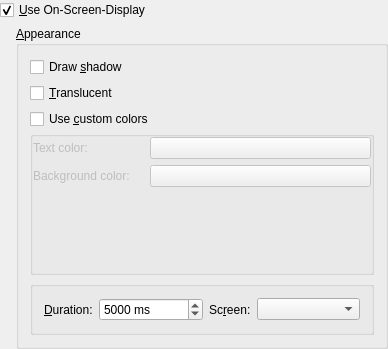
The window that src/configdialog/dialogs/OsdConfig.ui (KDE/amarok) describes before a commit, drawn with Qt 5.
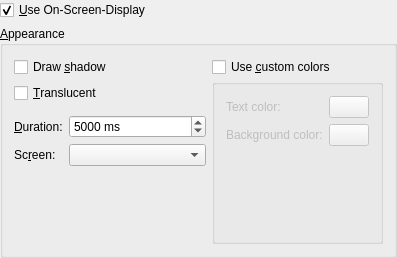
The same window after the commit. Custom widgets are drawn as their Qt base class.

Commit message: Rearrange widgets, when OSD is disabled also disable groupbox

What changed in the file:
```diff
--- a/src/configdialog/dialogs/OsdConfig.ui
+++ b/src/configdialog/dialogs/OsdConfig.ui
@@ -5,15 +5,15 @@
    <rect>
     <x>0</x>
     <y>0</y>
-    <width>388</width>
-    <height>349</height>
+    <width>397</width>
+    <height>258</height>
    </rect>
   </property>
-  <layout class="QVBoxLayout" >
+  <layout class="QGridLayout" name="gridLayout_2" >
    <property name="margin" >
     <number>0</number>
    </property>
-   <item>
+   <item row="0" column="0" >
     <widget class="QCheckBox" name="kcfg_OsdEnabled" >
      <property name="toolTip" >
       <string>Check to enable the On-Screen-Display. &lt;br>The OSD briefly displays track data when a new track is played.</string>
@@ -29,45 +29,20 @@
      </property>
     </widget>
    </item>
-   <item>
-    <layout class="QHBoxLayout" >
-     <item>
-      <spacer>
-       <property name="orientation" >
-        <enum>Qt::Vertical</enum>
-       </property>
-       <property name="sizeType" >
-        <enum>QSizePolicy::Expanding</enum>
-       </property>
-       <property name="sizeHint" stdset="0" >
-        <size>
-         <width>16</width>
-         <height>20</height>
-        </size>
-       </property>
-      </spacer>
-     </item>
-     <item>
+   <item row="1" column="0" >
       <widget class="QGroupBox" name="mainBox" >
        <property name="title" >
         <string>&amp;Appearance</string>
        </property>
-       <layout class="QVBoxLayout" >
-        <item>
+     <layout class="QGridLayout" name="gridLayout" >
+      <item row="0" column="0" colspan="2" >
          <widget class="QCheckBox" name="kcfg_OsdDrawShadow" >
           <property name="text" >
            <string>Draw &amp;shadow</string>
           </property>
          </widget>
         </item>
-        <item>
-         <widget class="QCheckBox" name="kcfg_OsdUseTranslucency" >
-          <property name="text" >
-           <string>&amp;Translucent</string>
-          </property>
-         </widget>
-        </item>
-        <item>
+      <item rowspan="9" row="0" column="2" >
          <layout class="QVBoxLayout" >
           <property name="spacing" >
            <number>2</number>
@@ -98,10 +73,52 @@
               <property name="flat" >
                <bool>false</bool>
               </property>
-              <layout class="QGridLayout" >
-               <property name="margin" >
-                <number>0</number>
+            <layout class="QGridLayout" name="gridLayout_3" >
+             <item row="0" column="0" >
+              <widget class="QLabel" name="textLabel2" >
+               <property name="sizePolicy" >
+                <sizepolicy vsizetype="Preferred" hsizetype="Preferred" >
+                 <horstretch>1</horstretch>
+                 <verstretch>0</verstretch>
+                </sizepolicy>
                </property>
+               <property name="whatsThis" >
+                <string>The color of the OSD text.</string>
+               </property>
+               <property name="text" >
+                <string>Text color:</string>
+               </property>
+               <property name="wordWrap" >
+                <bool>false</bool>
+               </property>
+              </widget>
+             </item>
+             <item row="0" column="1" >
+              <widget class="KColorButton" name="kcfg_OsdTextColor" >
+               <property name="sizePolicy" >
+                <sizepolicy vsizetype="Fixed" hsizetype="Preferred" >
+                 <horstretch>2</horstretch>
+                 <verstretch>0</verstretch>
+                </sizepolicy>
+               </property>
+               <property name="toolTip" >
+                <string>Click to select the color of the OSD text.</string>
+               </property>
+               <property name="whatsThis" >
+                <string>The color of the OSD text.</string>
+               </property>
+               <property name="text" >
+                <string/>
+               </property>
+               <property name="color" >
+                <color>
+                 <red>255</red>
+                 <green>0</green>
+                 <blue>0</blue>
+                </color>
+               </property>
+              </widget>
+             </item>
                <item row="1" column="0" >
                 <widget class="QLabel" name="textLabel2_2" >
                  <property name="sizePolicy" >
@@ -124,32 +141,6 @@
                  </property>
                 </widget>
                </item>
-               <item row="0" column="1" >
-                <widget class="KColorButton" name="kcfg_OsdTextColor" >
-                 <property name="sizePolicy" >
-                  <sizepolicy vsizetype="Fixed" hsizetype="Preferred" >
-                   <horstretch>2</horstretch>
-                   <verstretch>0</verstretch>
-                  </sizepolicy>
-                 </property>
-                 <property name="toolTip" >
-                  <string>Click to select the color of the OSD text.</string>
-                 </property>
-                 <property name="whatsThis" >
-                  <string>The color of the OSD text.</string>
-                 </property>
-                 <property name="text" >
-                  <string/>
-                 </property>
-                 <property name="color" >
-                  <color>
-                   <red>255</red>
-                   <green>0</green>
-                   <blue>0</blue>
-                  </color>
-                 </property>
-                </widget>
-               </item>
                <item row="1" column="1" >
                 <widget class="KColorButton" name="kcfg_OsdBackgroundColor" >
                  <property name="sizePolicy" >
@@ -176,25 +167,6 @@
                  </property>
                 </widget>
                </item>
-               <item row="0" column="0" >
-                <widget class="QLabel" name="textLabel2" >
-                 <property name="sizePolicy" >
-                  <sizepolicy vsizetype="Preferred" hsizetype="Preferred" >
-                   <horstretch>1</horstretch>
-                   <verstretch>0</verstretch>
-                  </sizepolicy>
-                 </property>
-                 <property name="whatsThis" >
-                  <string>The color of the OSD text.</string>
-                 </property>
-                 <property name="text" >
-                  <string>Text color:</string>
-                 </property>
-                 <property name="wordWrap" >
-                  <bool>false</bool>
-                 </property>
-                </widget>
-               </item>
                <item row="2" column="1" >
                 <spacer name="verticalSpacer" >
                  <property name="orientation" >
@@ -215,19 +187,14 @@
           </item>
          </layout>
         </item>
-        <item>
-         <widget class="QGroupBox" name="groupBox22" >
-          <property name="maximumSize" >
-           <size>
-            <width>449</width>
-            <height>90</height>
-           </size>
-          </property>
-          <property name="title" >
-           <string/>
-          </property>
-          <layout class="QGridLayout" >
-           <item row="0" column="0" >
+      <item row="1" column="0" colspan="2" >
+       <widget class="QCheckBox" name="kcfg_OsdUseTranslucency" >
+        <property name="text" >
+         <string>&amp;Translucent</string>
+        </property>
+       </widget>
+      </item>
+      <item row="3" column="0" >
             <widget class="QLabel" name="textLabel1" >
              <property name="text" >
               <string>&amp;Duration:</string>
@@ -240,7 +207,7 @@
              </property>
             </widget>
            </item>
-           <item row="0" column="1" >
+      <item row="3" column="1" >
             <widget class="QSpinBox" name="kcfg_OsdDuration" >
              <property name="sizePolicy" >
               <sizepolicy vsizetype="Fixed" hsizetype="Minimum" >
@@ -277,23 +244,7 @@
              </property>
             </widget>
            </item>
-           <item row="0" column="3" >
-            <widget class="KComboBox" name="kcfg_OsdScreen" >
-             <property name="sizePolicy" >
-              <sizepolicy vsizetype="Fixed" hsizetype="Minimum" >
-               <horstretch>2</horstretch>
-               <verstretch>0</verstretch>
-              </sizepolicy>
-             </property>
-             <property name="toolTip" >
-              <string>The screen that should display the OSD.</string>
-             </property>
-             <property name="whatsThis" >
-              <string>The screen that should display the OSD.</string>
-             </property>
-            </widget>
-           </item>
-           <item row="0" column="2" >
+      <item row="4" column="0" >
             <widget class="QLabel" name="textLabel2_3" >
              <property name="text" >
               <string>Sc&amp;reen:</string>
@@ -306,13 +257,37 @@
              </property>
             </widget>
            </item>
-          </layout>
-         </widget>
-        </item>
-       </layout>
-      </widget>
-     </item>
-    </layout>
+      <item row="4" column="1" >
+       <widget class="KComboBox" name="kcfg_OsdScreen" >
+        <property name="sizePolicy" >
+         <sizepolicy vsizetype="Fixed" hsizetype="Minimum" >
+          <horstretch>2</horstretch>
+          <verstretch>0</verstretch>
+         </sizepolicy>
+        </property>
+        <property name="toolTip" >
+         <string>The screen that should display the OSD.</string>
+        </property>
+        <property name="whatsThis" >
+         <string>The screen that should display the OSD.</string>
+        </property>
+       </widget>
+      </item>
+      <item row="5" column="1" >
+       <spacer name="verticalSpacer_2" >
+        <property name="orientation" >
+         <enum>Qt::Vertical</enum>
+        </property>
+        <property name="sizeHint" stdset="0" >
+         <size>
+          <width>20</width>
+          <height>40</height>
+         </size>
+        </property>
+       </spacer>
+      </item>
+     </layout>
+    </widget>
    </item>
   </layout>
  </widget>
```
Left out of the diff: 28 changed lines with no effect on the pictures. Lines whose indentation alone changed are shown as unchanged.
